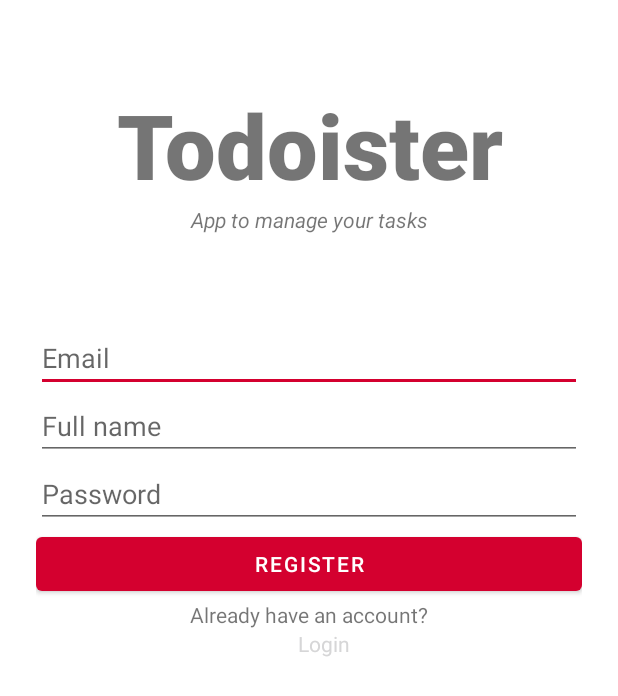
After one commit to Rafae11o/Todoister, an Android app: the layout activity_registration.xml on its own in the app's theme, with its tools: preview values and no code run, on a phone screen of 412 x 824 dp. The commit adds this screen. Shown: the top 696 px of the screen. Run offline under Robolectric (Android 15) with nearby library versions, the phone set to English and light mode, and no system bars.

Commit message:
Created registration process

```diff
--- a/app/build.gradle
+++ b/app/build.gradle
@@ -1,5 +1,6 @@
 plugins {
     id 'com.android.application'
+    id 'com.google.gms.google-services'
 }
 
 android {
@@ -32,7 +33,11 @@ dependencies {
     implementation 'androidx.appcompat:appcompat:1.4.1'
     implementation 'com.google.android.material:material:1.5.0'
     implementation 'androidx.constraintlayout:constraintlayout:2.1.3'
+    implementation 'com.google.firebase:firebase-database:20.0.4'
+    implementation 'com.google.firebase:firebase-auth:21.0.3'
+    implementation 'com.google.firebase:firebase-firestore:24.1.2'
     testImplementation 'junit:junit:4.13.2'
     androidTestImplementation 'androidx.test.ext:junit:1.1.3'
     androidTestImplementation 'androidx.test.espresso:espresso-core:3.4.0'
+    implementation 'com.firebaseui:firebase-ui-database:8.0.0'
 }
--- /dev/null
+++ b/app/src/main/res/layout/activity_registration.xml
@@ -0,0 +1,93 @@
+<?xml version="1.0" encoding="utf-8"?>
+<androidx.constraintlayout.widget.ConstraintLayout xmlns:android="http://schemas.android.com/apk/res/android"
+    android:layout_width="match_parent"
+    android:layout_height="match_parent">
+
+    <RelativeLayout
+        android:layout_width="match_parent"
+        android:layout_height="match_parent">
+
+        <LinearLayout
+            android:layout_width="match_parent"
+            android:layout_height="match_parent"
+            android:orientation="vertical"
+            android:paddingLeft="24dp"
+            android:paddingRight="24dp"
+            android:paddingTop="56dp">
+
+            <TextView
+                android:layout_width="match_parent"
+                android:layout_height="wrap_content"
+                android:text="@string/app_name"
+                android:textSize="60sp"
+                android:textAlignment="center"
+                android:textStyle="bold"
+                android:fontFamily="sans-serif-black"/>
+
+            <TextView
+                android:layout_width="match_parent"
+                android:layout_height="wrap_content"
+                android:text="@string/app_to_manage_your_tasks"
+                android:textStyle="italic"
+                android:textAlignment="center"
+                android:layout_marginBottom="60dp"/>
+
+            <EditText
+                android:id="@+id/email"
+                android:layout_width="match_parent"
+                android:layout_height="wrap_content"
+                android:inputType="textEmailAddress"
+                android:hint="@string/email"
+                android:autofillHints="emailAddress" />
+
+            <EditText
+                android:id="@+id/name"
+                android:layout_width="match_parent"
+                android:layout_height="wrap_content"
+                android:inputType="textPersonName"
+                android:hint="@string/name"
+                android:autofillHints="name" />
+
+            <EditText
+                android:id="@+id/password"
+                android:layout_width="match_parent"
+                android:layout_height="wrap_content"
+                android:inputType="textPassword"
+                android:hint="@string/password"/>
+
+            <Button
+                android:id="@+id/registerBtn"
+                android:layout_width="match_parent"
+                android:layout_height="wrap_content"
+                android:text="@string/register"/>
+
+            <TextView
+                android:layout_width="wrap_content"
+                android:layout_height="wrap_content"
+                android:layout_gravity="center"
+                android:text="@string/already_have_an_account"/>
+
+            <TextView
+                android:id="@+id/back_to_login"
+                android:layout_width="wrap_content"
+                android:layout_height="wrap_content"
+                android:layout_gravity="center"
+                android:textColor="@color/main_blue_700"
+                android:layout_marginStart="10dp"
+                android:text="@string/login"/>
+
+
+        </LinearLayout>
+
+        <ProgressBar
+            android:id="@+id/loading_indicator"
+            style="@style/Widget.AppCompat.ProgressBar"
+            android:visibility="gone"
+            android:layout_width="wrap_content"
+            android:layout_height="wrap_content"
+            android:layout_centerInParent="true"
+            />
+
+    </RelativeLayout>
+
+</androidx.constraintlayout.widget.ConstraintLayout>
--- a/app/src/main/res/values/strings.xml
+++ b/app/src/main/res/values/strings.xml
@@ -11,7 +11,6 @@
     <string name="hello_second_fragment">Hello second fragment. Arg: %1$s</string>
     <string name="tv_description">Testing this thing..</string>
     <string name="tv_title">Title</string>
-    <!-- TODO: Remove or change this placeholder text -->
     <string name="hello_blank_fragment">Hello blank fragment</string>
     <string name="enter_todo_hint">e.g., Eat less at dinner</string>
     <string name="today_calendar_button">Today</string>
@@ -26,4 +25,18 @@
     <string name="radio_low">Low</string>
     <string name="image_description">button image</string>
     <string name="add_todos">Add a Todo...</string>
+    <string name="email">Email</string>
+    <string name="name">Full name</string>
+    <string name="password">Password</string>
+    <string name="register">Register</string>
+    <string name="app_to_manage_your_tasks">App to manage your tasks</string>
+    <string name="already_have_an_account">Already have an account?</string>
+    <string name="login">Login</string>
+    <string name="don_t_have_an_account">Don\'t have an account?</string>
+    <string name="fri_may_20">Fri, May 20</string>
+    <string name="high">High</string>
+    <string name="saved_successfully">Task has been saved successfully</string>
+    <string name="something_went_wrong">Something went wrong</string>
+    <string name="updated_successfully">Task has been updated successfully</string>
+    <string name="something_wrong_with_due_date_or_priority">Something wrong with priority or due date</string>
 </resources>
--- a/build.gradle
+++ b/build.gradle
@@ -1,4 +1,8 @@
-// Top-level build file where you can add configuration options common to all sub-projects/modules.
+buildscript {
+    dependencies {
+        classpath 'com.google.gms:google-services:4.3.10'
+    }
+}// Top-level build file where you can add configuration options common to all sub-projects/modules.
 plugins {
     id 'com.android.application' version '7.1.3' apply false
     id 'com.android.library' version '7.1.3' apply false
```
Also changed, not shown: app/src/main/java/com/rafael/todoister/RegistrationActivity.java (added, +139 -0 lines), app/src/main/res/mipmap-hdpi/ic_launcher.png (deleted), app/src/main/res/mipmap-hdpi/ic_launcher_round.png (deleted), app/src/main/res/mipmap-mdpi/ic_launcher.png (deleted), app/src/main/res/mipmap-mdpi/ic_launcher_round.png (deleted), app/src/main/res/mipmap-xhdpi/ic_launcher.png (deleted), app/src/main/res/mipmap-xhdpi/ic_launcher_round.png (deleted), app/src/main/res/mipmap-xxhdpi/ic_launcher.png (deleted), app/src/main/res/mipmap-xxhdpi/ic_launcher_round.png (deleted), app/src/main/res/mipmap-xxxhdpi/ic_launcher.png (deleted), app/src/main/res/mipmap-xxxhdpi/ic_launcher_round.png (deleted), 1 other file.
